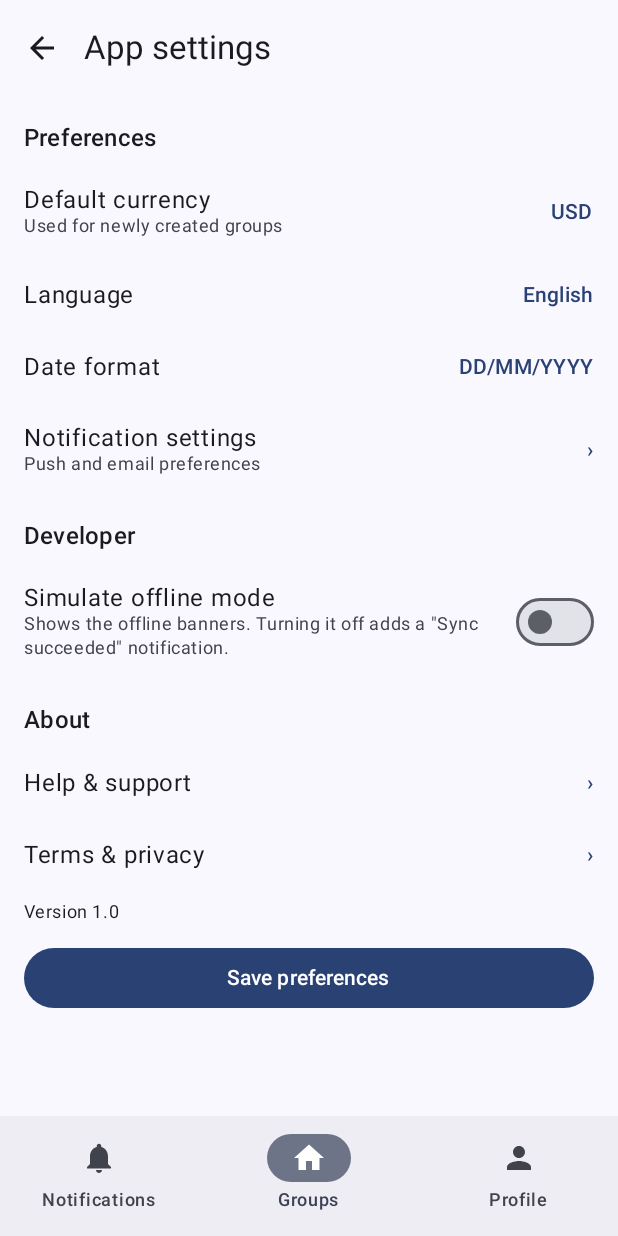
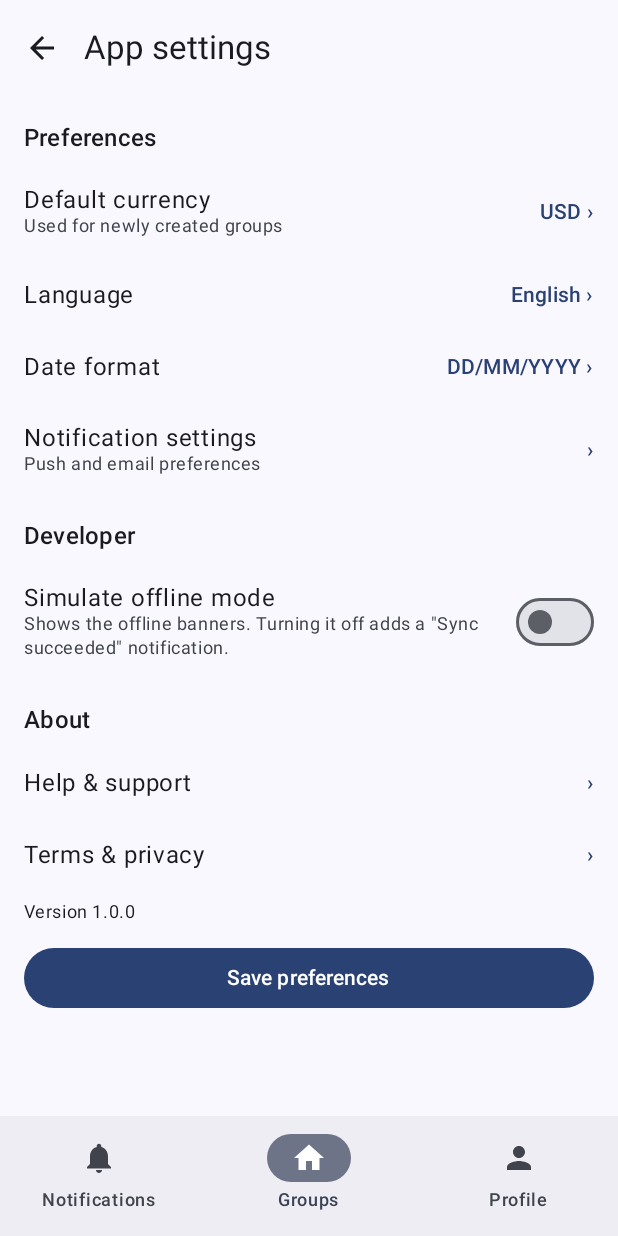
Before and after one commit to FireAxiom/MobileSoftwarePaymentApp, an Android app built with Jetpack Compose: the AppSettingsScreen screen opened through its navigation route, on a phone screen of 412 x 824 dp. Run offline under Robolectric (Android 15) with nearby library versions, the phone set to English and light mode, and no system bars.

Commit message:
Add dropdown pickers to App settings

```diff
--- a/app/src/main/java/com/example/myapplication/ui/profile/AppSettingsScreen.kt
+++ b/app/src/main/java/com/example/myapplication/ui/profile/AppSettingsScreen.kt
@@ -1,11 +1,15 @@
 package com.example.myapplication.ui.profile
 
 import android.annotation.SuppressLint
+import androidx.compose.foundation.layout.Box
+import androidx.compose.material3.DropdownMenu
+import androidx.compose.material3.DropdownMenuItem
 import androidx.compose.material3.MaterialTheme
 import androidx.compose.material3.Text
 import androidx.compose.runtime.Composable
 import androidx.compose.runtime.getValue
 import androidx.compose.runtime.mutableStateOf
+import androidx.compose.runtime.remember
 import androidx.compose.runtime.saveable.rememberSaveable
 import androidx.compose.runtime.setValue
 import androidx.compose.ui.tooling.preview.Preview
@@ -20,9 +24,6 @@ private val currencies = listOf("USD", "EUR", "DKK")
 private val languages = listOf("English", "Dansk")
 private val dateFormats = listOf("DD/MM/YYYY", "MM/DD/YYYY", "YYYY-MM-DD")
 
-/** Picks the next item in the list (tap a row to cycle through the options). */
-private fun List<String>.after(current: String): String = this[(indexOf(current) + 1) % size]
-
 /** 26 App settings – preferences. Save → 25 Profile. */
 @Composable
 fun AppSettingsScreen(
@@ -36,9 +37,9 @@ fun AppSettingsScreen(
 
     AppScreen(title = "App settings", onBack = onBack) {
         SectionTitle("Preferences")
-        ClickableRow("Default currency", "Used for newly created groups", currency) { currency = currencies.after(currency) }
-        ClickableRow("Language", trailing = language) { language = languages.after(language) }
-        ClickableRow("Date format", trailing = dateFormat) { dateFormat = dateFormats.after(dateFormat) }
+        PickerRow("Default currency", "Used for newly created groups", currency, currencies) { currency = it }
+        PickerRow("Language", value = language, options = languages) { language = it }
+        PickerRow("Date format", value = dateFormat, options = dateFormats) { dateFormat = it }
         ClickableRow("Notification settings", "Push and email preferences", "›", onClick = onNotificationSettings)
 
         SectionTitle("Developer")
@@ -51,11 +52,37 @@ fun AppSettingsScreen(
         SectionTitle("About")
         ClickableRow("Help & support", trailing = "›")
         ClickableRow("Terms & privacy", trailing = "›")
-        Text("Version 1.0", style = MaterialTheme.typography.bodySmall)
+        Text("Version 1.0.0", style = MaterialTheme.typography.bodySmall)
 
         PrimaryButton("Save preferences") {
             vm.settings = vm.settings.copy(currency = currency, language = language, dateFormat = dateFormat)
             onBack()
+        }
+    }
+}
+
+/** A settings row that opens a dropdown with the options; picking one updates the value. */
+@Composable
+private fun PickerRow(
+    title: String,
+    subtitle: String? = null,
+    value: String,
+    options: List<String>,
+    onSelect: (String) -> Unit,
+) {
+    var expanded by remember { mutableStateOf(false) }
+    Box {
+        ClickableRow(title, subtitle, "$value ›") { expanded = true }
+        DropdownMenu(expanded = expanded, onDismissRequest = { expanded = false }) {
+            options.forEach { option ->
+                DropdownMenuItem(
+                    text = { Text(option) },
+                    onClick = {
+                        onSelect(option)
+                        expanded = false
+                    },
+                )
+            }
         }
     }
 }
```
